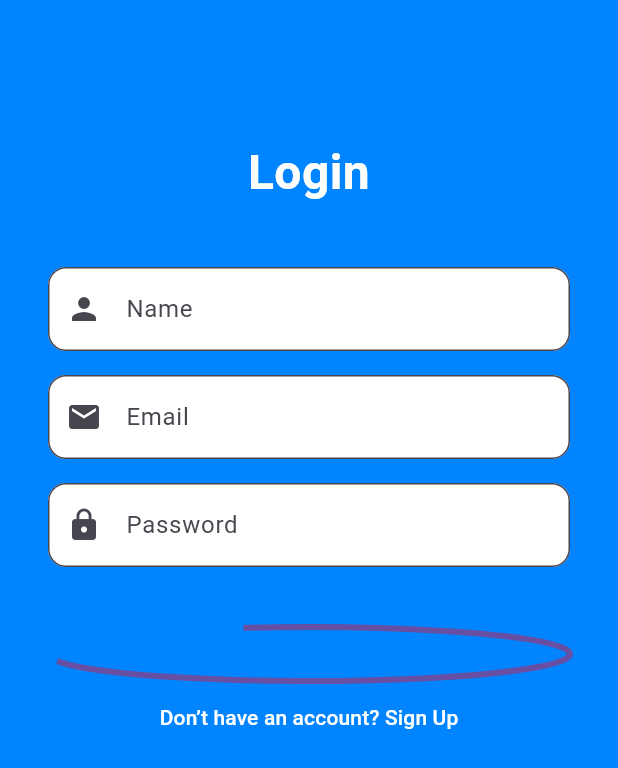
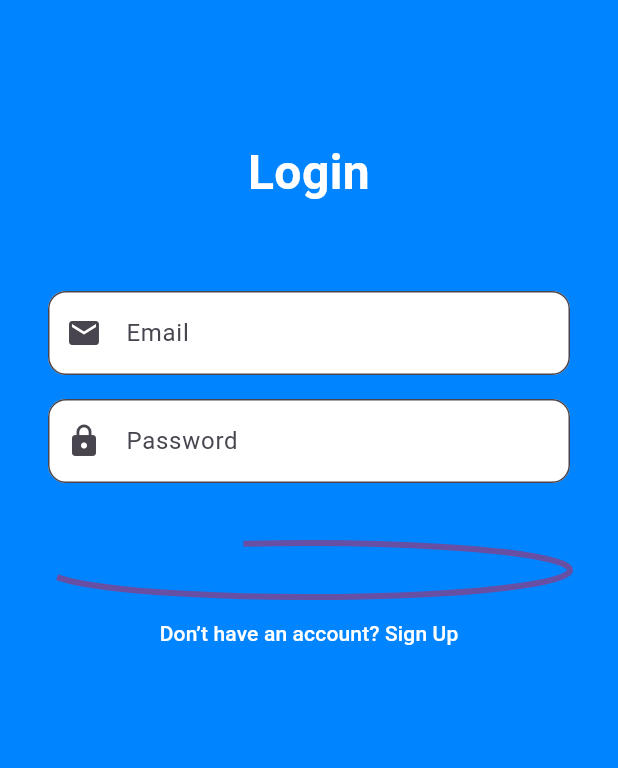
Before and after one commit to LuisJ-H/Todolist-Planner, a Flutter app: the LoginScreen screen opened by its route, on a phone screen of 412 x 824 dp. Shown: the top 768 px of the screen. Run offline on Flutter 3.47's test engine with Material 3 defaults, Android fonts, the phone set to English and light mode, and no system bars; our stand-ins replace firebase_auth, firebase_core, google_fonts; accounts and stored records are empty.

Commit message:
Login Changes

```diff
--- a/lib/pages/login.dart
+++ b/lib/pages/login.dart
@@ -10,6 +10,10 @@ class LoginScreen extends StatefulWidget {
       );
   const LoginScreen({super.key});
 
+
+  /*TODO
+  *  Fix isLoading
+  */
   @override
   State<LoginScreen> createState() => _LoginScreenState();
 }
@@ -77,15 +81,6 @@ class _LoginScreenState extends State<LoginScreen> {
                   ),
                 ),
                 const SizedBox(height: 40),
-                TextFormField(
-                  controller: nameController,
-                  decoration: _inputDecoration('Name').copyWith(
-                    prefixIcon: const Icon(Icons.person),
-                  ),
-                  validator: (value) => value != null && value.isNotEmpty
-                      ? null
-                      : 'Enter your name',
-                ),
                 const SizedBox(height: 16),
                 TextFormField(
                   controller: emailController,
```
Also changed, not shown: 4 other files.
